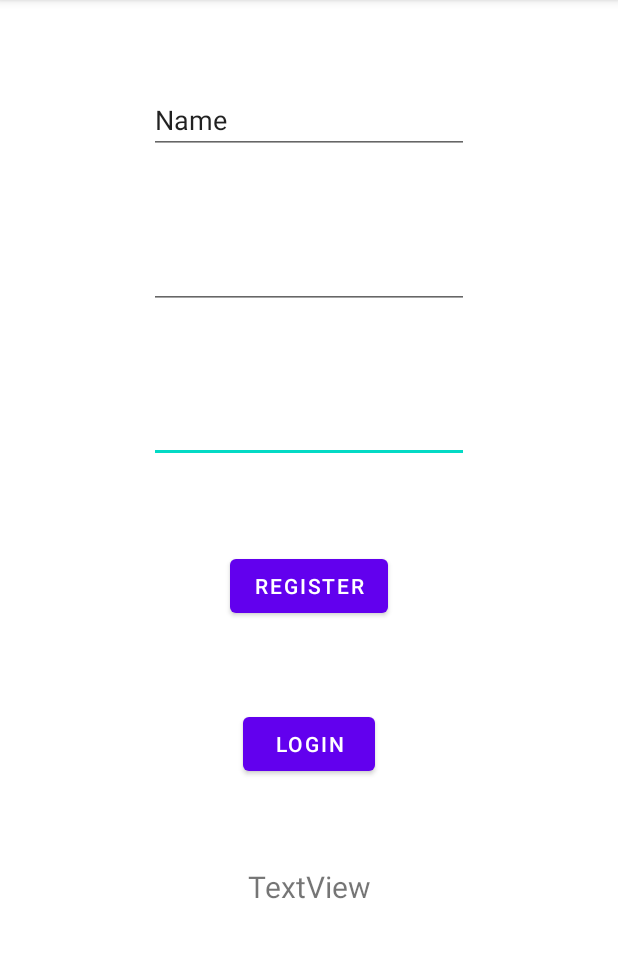
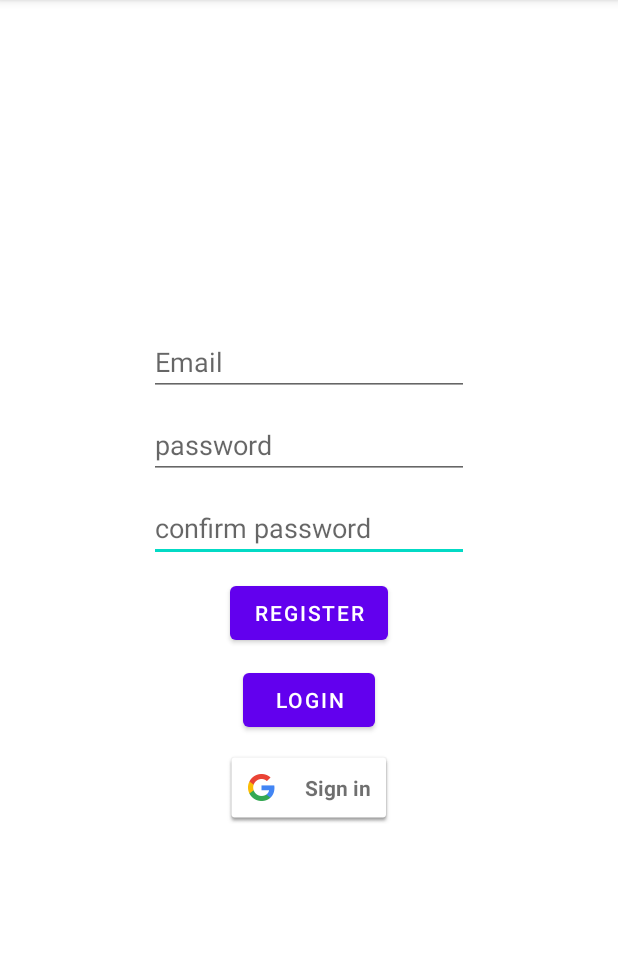
Before and after one commit to Zakaria-El-Bouhaly/Reservations, an Android app: the screen it shows after launch (Register), on a phone screen of 412 x 824 dp, the part 84-1042 px from its top. Run offline under Robolectric (Android 15) with nearby library versions, the phone set to English and light mode, and no system bars; our stand-ins replace Firebase (no records; nobody signed in at launch, a user with empty details on screens opened directly).

Commit message:
ssign in with google

```diff
--- a/app/build.gradle
+++ b/app/build.gradle
@@ -47,6 +47,8 @@ dependencies {
     implementation platform('com.google.firebase:firebase-bom:31.1.0')
     implementation 'com.google.firebase:firebase-auth'
 
+    implementation 'com.google.android.gms:play-services-auth:20.4.0'
+
     implementation 'com.google.code.gson:gson:2.10'
 
 }
--- a/app/src/main/java/com/example/scheduler/HomeActivity.kt
+++ b/app/src/main/java/com/example/scheduler/HomeActivity.kt
@@ -48,7 +48,7 @@ class HomeActivity : AppCompatActivity() {
         myauth = FirebaseAuth.getInstance()
         dbref = database.getReference("appointments")
 
-        val usersApp = dbref
+        val usersApp = dbref.orderByChild("userId").equalTo(myauth.currentUser?.uid.toString())
 
 
 
--- a/app/src/main/java/com/example/scheduler/Register.kt
+++ b/app/src/main/java/com/example/scheduler/Register.kt
@@ -1,16 +1,24 @@
 package com.example.scheduler
 
+import android.app.Activity
 import android.content.Intent
 import android.os.Bundle
+import android.util.Log
 import android.view.Gravity
-import android.view.View
 import android.widget.*
+import androidx.activity.result.contract.ActivityResultContracts
 import androidx.appcompat.app.AppCompatActivity
+import com.google.android.gms.auth.api.signin.GoogleSignIn
+import com.google.android.gms.auth.api.signin.GoogleSignInAccount
+import com.google.android.gms.auth.api.signin.GoogleSignInClient
+import com.google.android.gms.auth.api.signin.GoogleSignInOptions
+import com.google.android.gms.common.SignInButton
 import com.google.android.gms.tasks.OnCompleteListener
 import com.google.android.gms.tasks.Task
 import com.google.firebase.auth.AuthResult
 import com.google.firebase.auth.FirebaseAuth
 import com.google.firebase.auth.FirebaseUser
+import com.google.firebase.auth.GoogleAuthProvider
 
 
 class Register : AppCompatActivity() {
@@ -19,10 +27,11 @@ class Register : AppCompatActivity() {
     private lateinit var psdconfrfield: EditText
     private lateinit var registerbtn: Button
     private lateinit var loginbtn: Button
-    private lateinit var msgview: TextView
-    private lateinit var progressbar: ProgressBar
 
-    private var mAuth: FirebaseAuth? = null
+    private lateinit var googleSignIn: SignInButton
+    private lateinit var googleSignInClient: GoogleSignInClient
+
+    private lateinit var mAuth: FirebaseAuth
 
     override fun onCreate(savedInstanceState: Bundle?) {
         super.onCreate(savedInstanceState)
@@ -33,17 +42,21 @@ class Register : AppCompatActivity() {
         psdconfrfield = findViewById(R.id.psd2)
 
         registerbtn = findViewById(R.id.registerbtn)
-        msgview = findViewById(R.id.textView)
-        progressbar = findViewById(R.id.idPBLoading)
+        loginbtn = findViewById(R.id.signin)
+        googleSignIn = findViewById(R.id.google_signin)
 
         mAuth = FirebaseAuth.getInstance()
 
-        loginbtn = findViewById(R.id.signin)
 
-        var intent: Intent? = null
+        val gso = GoogleSignInOptions.Builder(GoogleSignInOptions.DEFAULT_SIGN_IN)
+            .requestIdToken(getString(R.string.default_web_client_id))
+            .requestEmail()
+            .build()
+
+        googleSignInClient = GoogleSignIn.getClient(this, gso)
 
 
-
+        var intent: Intent?
 
         loginbtn.setOnClickListener {
             intent = Intent(this@Register, Login::class.java)
@@ -52,7 +65,7 @@ class Register : AppCompatActivity() {
         }
 
         registerbtn.setOnClickListener {
-            progressbar.visibility = View.VISIBLE
+
 
             val username: String = usernamefield.text.toString()
             val pass: String = psdfield.text.toString()
@@ -68,11 +81,11 @@ class Register : AppCompatActivity() {
                 } else {
 
                     // on below line we are creating a new user by passing email and password.
-                    mAuth?.createUserWithEmailAndPassword(username, pass)?.addOnCompleteListener(
+                    mAuth.createUserWithEmailAndPassword(username, pass).addOnCompleteListener(
                         object : OnCompleteListener<AuthResult> {
                             override fun onComplete(task: Task<AuthResult>) {
                                 if (task.isSuccessful) {
-                                    progressbar.visibility = View.GONE
+
                                     Toast.makeText(
                                         this@Register,
                                         "User Registered..",
@@ -82,7 +95,7 @@ class Register : AppCompatActivity() {
                                     startActivity(i)
                                     finish()
                                 } else {
-                                    progressbar.visibility = View.GONE
+
                                     Toast.makeText(
                                         this@Register,
                                         "Fail to register user..",
@@ -98,11 +111,56 @@ class Register : AppCompatActivity() {
                 }
             }
         }
+
+        googleSignIn.setOnClickListener {
+            signInGoogle()
+        }
+
+
     }
+
+    private fun signInGoogle() {
+        val signInIntent = googleSignInClient.signInIntent
+        launcher.launch(signInIntent)
+    }
+
+    private val launcher =
+        registerForActivityResult(ActivityResultContracts.StartActivityForResult()) { result ->
+            if (result.resultCode == Activity.RESULT_OK) {
+
+                val task = GoogleSignIn.getSignedInAccountFromIntent(result.data)
+                if (task.isSuccessful) {
+                    val account: GoogleSignInAccount? = task.result
+                    if (account != null) {
+                        updateUI(account)
+                    }
+                } else {
+                    Toast.makeText(this, task.exception.toString(), Toast.LENGTH_SHORT).show()
+                }
+            }
+        }
+
+
+    private fun updateUI(account: GoogleSignInAccount) {
+        val credential = GoogleAuthProvider.getCredential(account.idToken, null)
+
+        mAuth.signInWithCredential(credential).addOnCompleteListener {
+            if (it.isSuccessful) {
+                val intent = Intent(this, HomeActivity::class.java)
+//                intent.putExtra("email", account.email)
+//                intent.putExtra("name", account.displayName)
+                startActivity(intent)
+            } else {
+                Toast.makeText(this, it.exception.toString(), Toast.LENGTH_SHORT).show()
+
+            }
+        }
+    }
+
 
     override fun onStart() {
         super.onStart()
-        val user: FirebaseUser? = mAuth?.currentUser
+        val user: FirebaseUser? = mAuth.currentUser
         if (user != null) {
             // if the user is not null then we are
             // opening a main activity on below line.
--- a/app/src/main/res/layout/activity_login.xml
+++ b/app/src/main/res/layout/activity_login.xml
@@ -12,6 +12,7 @@
         android:layout_width="0dp"
         android:layout_height="wrap_content"
         android:ems="10"
+        android:hint="Password"
         android:inputType="textPassword"
         app:layout_constraintBottom_toTopOf="@+id/signin"
         app:layout_constraintEnd_toEndOf="@+id/emailfield"
@@ -46,12 +47,14 @@
         android:layout_width="wrap_content"
         android:layout_height="wrap_content"
         android:ems="10"
+        android:hint="Email"
         android:inputType="textEmailAddress"
         app:layout_constraintBottom_toTopOf="@+id/pass"
         app:layout_constraintEnd_toEndOf="parent"
         app:layout_constraintHorizontal_bias="0.5"
         app:layout_constraintStart_toStartOf="parent"
-        app:layout_constraintTop_toTopOf="parent" />
+        app:layout_constraintTop_toTopOf="parent"
+        app:layout_constraintVertical_chainStyle="packed" />
 
 
 </androidx.constraintlayout.widget.ConstraintLayout>
--- a/app/src/main/res/layout/activity_register.xml
+++ b/app/src/main/res/layout/activity_register.xml
@@ -7,26 +7,14 @@
     tools:context=".Register">
 
 
-    <TextView
-        android:id="@+id/textView"
-        android:layout_width="wrap_content"
-        android:layout_height="wrap_content"
-        android:text="TextView"
-        android:textSize="20sp"
-        app:layout_constraintBottom_toTopOf="@+id/idPBLoading"
-        app:layout_constraintEnd_toEndOf="@+id/registerbtn"
-        app:layout_constraintHorizontal_bias="0.5"
-        app:layout_constraintStart_toStartOf="@+id/registerbtn"
-        app:layout_constraintTop_toBottomOf="@+id/signin" />
-
     <Button
         android:id="@+id/registerbtn"
         android:layout_width="wrap_content"
         android:layout_height="wrap_content"
+        android:layout_marginBottom="10dp"
         android:text="Register"
         app:layout_constraintBottom_toTopOf="@+id/signin"
         app:layout_constraintEnd_toEndOf="@+id/editTextTextPersonName"
-        app:layout_constraintHorizontal_bias="0.5"
         app:layout_constraintStart_toStartOf="@+id/editTextTextPersonName"
         app:layout_constraintTop_toBottomOf="@+id/psd2" />
 
@@ -34,11 +22,12 @@
         android:id="@+id/psd2"
         android:layout_width="0dp"
         android:layout_height="wrap_content"
+        android:layout_marginBottom="10dp"
         android:ems="10"
+        android:hint="confirm password"
         android:inputType="textPassword"
         app:layout_constraintBottom_toTopOf="@+id/registerbtn"
         app:layout_constraintEnd_toEndOf="@+id/editTextTextPersonName"
-        app:layout_constraintHorizontal_bias="0.5"
         app:layout_constraintStart_toStartOf="@+id/editTextTextPersonName"
         app:layout_constraintTop_toBottomOf="@+id/pass" />
 
@@ -46,11 +35,12 @@
         android:id="@+id/pass"
         android:layout_width="0dp"
         android:layout_height="wrap_content"
+        android:layout_marginBottom="10dp"
         android:ems="10"
+        android:hint="password"
         android:inputType="textPassword"
         app:layout_constraintBottom_toTopOf="@+id/psd2"
         app:layout_constraintEnd_toEndOf="@+id/editTextTextPersonName"
-        app:layout_constraintHorizontal_bias="0.5"
         app:layout_constraintStart_toStartOf="@+id/editTextTextPersonName"
         app:layout_constraintTop_toBottomOf="@+id/editTextTextPersonName" />
 
@@ -58,39 +48,35 @@
         android:id="@+id/editTextTextPersonName"
         android:layout_width="wrap_content"
         android:layout_height="wrap_content"
+        android:layout_marginBottom="10dp"
         android:ems="10"
+        android:hint="Email"
         android:inputType="textEmailAddress"
-        android:text="Name"
         app:layout_constraintBottom_toTopOf="@+id/pass"
         app:layout_constraintEnd_toEndOf="parent"
-        app:layout_constraintHorizontal_bias="0.5"
         app:layout_constraintStart_toStartOf="parent"
-        app:layout_constraintTop_toTopOf="parent" />
-
-    <ProgressBar
-        android:id="@+id/idPBLoading"
-        android:layout_width="wrap_content"
-        android:layout_height="wrap_content"
-        android:layout_centerInParent="true"
-        android:indeterminate="true"
-
-        android:visibility="invisible"
-        app:layout_constraintBottom_toBottomOf="parent"
-        app:layout_constraintEnd_toEndOf="@+id/registerbtn"
-        app:layout_constraintHorizontal_bias="0.5"
-        app:layout_constraintStart_toStartOf="@+id/registerbtn"
-        app:layout_constraintTop_toBottomOf="@+id/textView" />
+        app:layout_constraintTop_toTopOf="parent"
+        app:layout_constraintVertical_chainStyle="packed" />
 
     <Button
         android:id="@+id/signin"
         android:layout_width="wrap_content"
         android:layout_height="wrap_content"
+        android:layout_marginBottom="10dp"
         android:text="Login"
-        app:layout_constraintBottom_toTopOf="@+id/textView"
+        app:layout_constraintBottom_toTopOf="@+id/google_signin"
         app:layout_constraintEnd_toEndOf="@+id/registerbtn"
-        app:layout_constraintHorizontal_bias="0.5"
         app:layout_constraintStart_toStartOf="@+id/registerbtn"
         app:layout_constraintTop_toBottomOf="@+id/registerbtn" />
 
+    <com.google.android.gms.common.SignInButton
+        android:id="@+id/google_signin"
+        android:layout_width="wrap_content"
+        android:layout_height="wrap_content"
+        app:layout_constraintBottom_toBottomOf="parent"
+        app:layout_constraintEnd_toEndOf="@+id/registerbtn"
+        app:layout_constraintStart_toStartOf="@+id/registerbtn"
+        app:layout_constraintTop_toBottomOf="@+id/signin" />
+
 
 </androidx.constraintlayout.widget.ConstraintLayout>
--- a/app/src/main/res/values/strings.xml
+++ b/app/src/main/res/values/strings.xml
@@ -1,3 +1,4 @@
 <resources>
     <string name="app_name">Scheduler</string>
+    <string name="api_id">AIzaSyCEiKlYI62teJqew19t_eB5IZDhEXL6qDo</string>
 </resources>
```
Also changed, not shown: app/src/main/AndroidManifest.xml (+2 -14 lines), app/src/main/res/layout/list_item.xml (+9 -3 lines).
